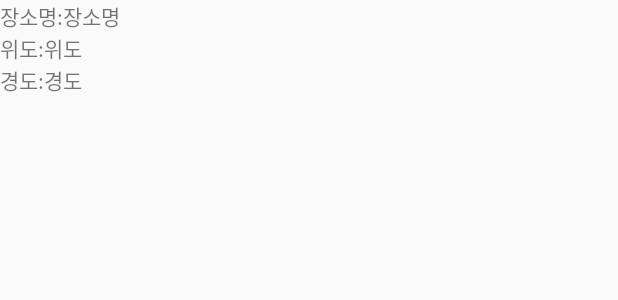
After one commit to JoBeom-jin/bjj_pro, an Android app: the layout map_list.xml on its own in the app's theme, with its tools: preview values and no code run, on a phone screen of 412 x 824 dp. The commit adds this screen. Shown: the top 300 px of the screen. Run offline under Robolectric (Android 15) with nearby library versions, the phone set to English and light mode, and no system bars.

Commit message:
2019.05.15

```diff
--- a/app/src/main/res/layout/activity_map.xml
+++ b/app/src/main/res/layout/activity_map.xml
@@ -72,7 +72,7 @@
 
 
         <Button
-            android:id="@+id/btn_draw_State"
+            android:id="@+id/map_search"
             android:layout_width="60dp"
             android:layout_height="60dp"
             android:layout_gravity="right|top"
--- /dev/null
+++ b/app/src/main/res/layout/map_list.xml
@@ -0,0 +1,67 @@
+<?xml version="1.0" encoding="utf-8"?>
+<LinearLayout xmlns:android="http://schemas.android.com/apk/res/android"
+    android:layout_width="match_parent"
+    android:layout_height="match_parent"
+    android:orientation="vertical">
+
+    <LinearLayout
+        android:layout_width="match_parent"
+        android:layout_height="wrap_content"
+        android:orientation="horizontal">
+
+        <TextView
+            android:layout_width="wrap_content"
+            android:layout_height="wrap_content"
+            android:text="장소명:"/>
+
+        <TextView
+            android:layout_width="wrap_content"
+            android:layout_height="wrap_content"
+            android:id="@+id/map_title"
+            android:text="장소명"/>
+
+    </LinearLayout>
+
+
+
+    <LinearLayout
+        android:layout_width="match_parent"
+        android:layout_height="wrap_content"
+        android:orientation="horizontal">
+
+        <TextView
+            android:layout_width="wrap_content"
+            android:layout_height="wrap_content"
+            android:text="위도:"/>
+
+        <TextView
+            android:layout_width="wrap_content"
+            android:layout_height="wrap_content"
+            android:id="@+id/map_lat"
+            android:text="위도"/>
+
+    </LinearLayout>
+
+
+
+    <LinearLayout
+        android:layout_width="match_parent"
+        android:layout_height="wrap_content"
+        android:orientation="horizontal">
+
+        <TextView
+            android:layout_width="wrap_content"
+            android:layout_height="wrap_content"
+            android:text="경도:"/>
+
+        <TextView
+            android:layout_width="wrap_content"
+            android:layout_height="wrap_content"
+            android:id="@+id/map_lon"
+            android:text="경도"/>
+
+    </LinearLayout>
+
+
+
+</LinearLayout>
--- a/build.gradle
+++ b/build.gradle
@@ -8,7 +8,7 @@ buildscript {
     }
     dependencies {
         classpath "io.realm:realm-gradle-plugin:5.10.0"
-        classpath 'com.android.tools.build:gradle:3.3.2'
+        classpath 'com.android.tools.build:gradle:3.4.0'
 
         // NOTE: Do not place your application dependencies here; they belong
         // in the individual module build.gradle files
```
Also changed, not shown: app/src/main/java/com/example/myapplication/CustomAdapter.java (added, +84 -0 lines), app/src/main/java/com/example/myapplication/MapActivity.java (+17 -10 lines), app/src/main/res/drawable/map_search.png (added), gradle/wrapper/gradle-wrapper.properties.
